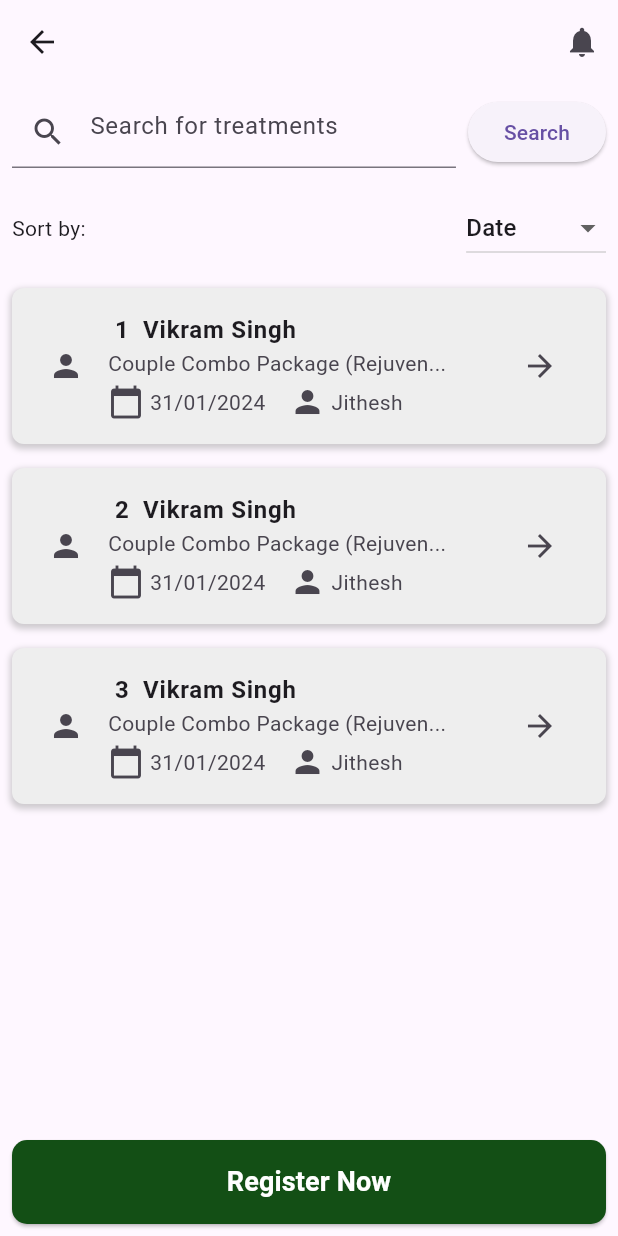
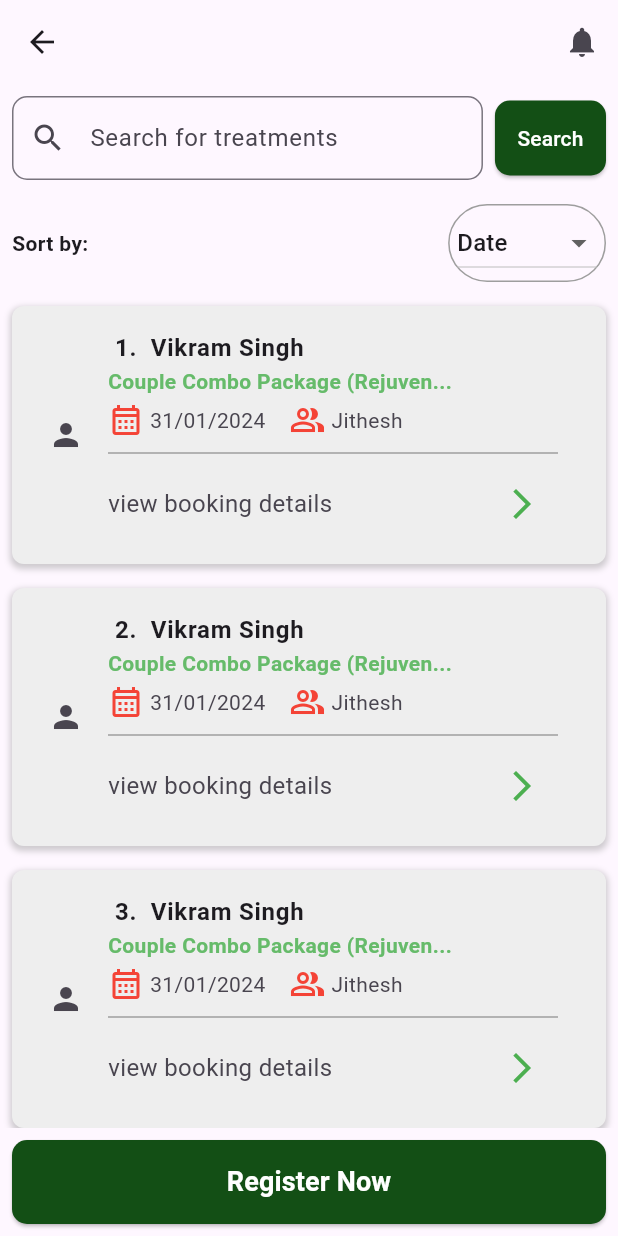
Before and after one commit to AswinAzikar/Ayurr, a Flutter app: the RegisterPage screen opened directly, on a phone screen of 412 x 824 dp. Run offline on Flutter 3.47's test engine with Material 3 defaults, Android fonts, the light colour scheme and no system bars; network calls fail.

Commit message:
register page styled

```diff
--- a/lib/main.dart
+++ b/lib/main.dart
@@ -8,7 +8,6 @@ void main() {
 class MyApp extends StatelessWidget {
   const MyApp({super.key});
 
-  // This widget is the root of your application.
   @override
   Widget build(BuildContext context) {
     return MaterialApp(
--- a/lib/pages/register_page.dart
+++ b/lib/pages/register_page.dart
@@ -57,6 +57,11 @@ class _RegisterPageState extends State<RegisterPage> {
                 const Expanded(
                   child: TextField(
                     decoration: InputDecoration(
+                      border: OutlineInputBorder(
+                        borderRadius: BorderRadius.all(
+                          Radius.circular(10),
+                        ),
+                      ),
                       hintText: 'Search for treatments',
                       prefixIcon: Icon(Icons.search),
                     ),
@@ -64,10 +69,20 @@ class _RegisterPageState extends State<RegisterPage> {
                 ),
                 const SizedBox(width: 8),
                 ElevatedButton(
+                  style: ElevatedButton.styleFrom(
+                    padding: const EdgeInsets.all(15),
+                    backgroundColor: AppColors.primaryColor,
+                    shape: RoundedRectangleBorder(
+                      borderRadius: BorderRadius.circular(10),
+                    ),
+                  ),
                   onPressed: () {
                     // Perform search functionality
                   },
-                  child: const Text('Search'),
+                  child: const Text(
+                    'Search',
+                    style: TextStyle(color: Colors.white),
+                  ),
                 ),
               ],
             ),
@@ -77,8 +92,18 @@ class _RegisterPageState extends State<RegisterPage> {
             child: Row(
               mainAxisAlignment: MainAxisAlignment.spaceBetween,
               children: [
-                const Text('Sort by:'),
-                DropdownButton<String>(
+                const Text(
+                  'Sort by:',
+                  style: TextStyle(fontWeight: FontWeight.bold),
+                ),
+                Container(
+                  padding:
+                      const EdgeInsets.symmetric(horizontal: 5, vertical: 1),
+                  decoration: BoxDecoration(
+                    border: Border.all(color: Colors.grey),
+                    borderRadius: BorderRadius.circular(100),
+                  ),
+                  child: DropdownButton<String>(
                     value: _sortBy,
                     items: ['Date', 'Therapist'].map((String value) {
                       return DropdownMenuItem<String>(
@@ -91,6 +116,7 @@ class _RegisterPageState extends State<RegisterPage> {
                         _sortBy = newValue!;
                       });
                     },
+                  ),
                 ),
               ],
             ),
@@ -117,31 +143,54 @@ class _RegisterPageState extends State<RegisterPage> {
                   child: ListTile(
                     leading: const Icon(Icons.person),
                     title: Text(
-                      ' ${index + 1}  ${_items[index]['title']}',
+                      ' ${index + 1}${"."}  ${_items[index]['title']}',
                       style: const TextStyle(fontWeight: FontWeight.bold),
                     ),
                     subtitle: Column(
                       crossAxisAlignment: CrossAxisAlignment.start,
                       children: [
-                        Text(_items[index]['subtitle']),
+                        Text(
+                          _items[index]['subtitle'],
+                          style: TextStyle(
+                              color: Colors.green[400],
+                              fontWeight: FontWeight.bold),
+                        ),
                         const SizedBox(height: 4),
                         Row(
                           children: [
-                            const Icon(Icons.calendar_today),
+                            const Icon(
+                              Icons.calendar_month_outlined,
+                              color: Colors.red,
+                            ),
                             const SizedBox(width: 4),
                             Text(_items[index]['date']),
                             const SizedBox(width: 16),
-                            const Icon(Icons.person),
+                            const Icon(
+                              Icons.people_alt_outlined,
+                              color: Colors.red,
+                            ),
                             const SizedBox(width: 4),
                             Text(_items[index]['therapist']),
                           ],
                         ),
+                        const Divider(color: Colors.grey, height: 20),
+                        Row(
+                          mainAxisAlignment: MainAxisAlignment.spaceBetween,
+                          children: [
+                            const Text(
+                              "view booking details",
+                              style: TextStyle(fontSize: 16),
+                            ),
+                            IconButton(
+                                onPressed: () {},
+                                icon: const Icon(
+                                  Icons.arrow_forward_ios_sharp,
+                                  color: Colors.green,
+                                ))
+                          ],
+                        )
                       ],
                     ),
-                    trailing: const Icon(Icons.arrow_forward),
-                    onTap: () {
-                      // Handle item tap
-                    },
                   ),
                 );
               },
```
Lines whose indentation alone changed are shown as unchanged.
